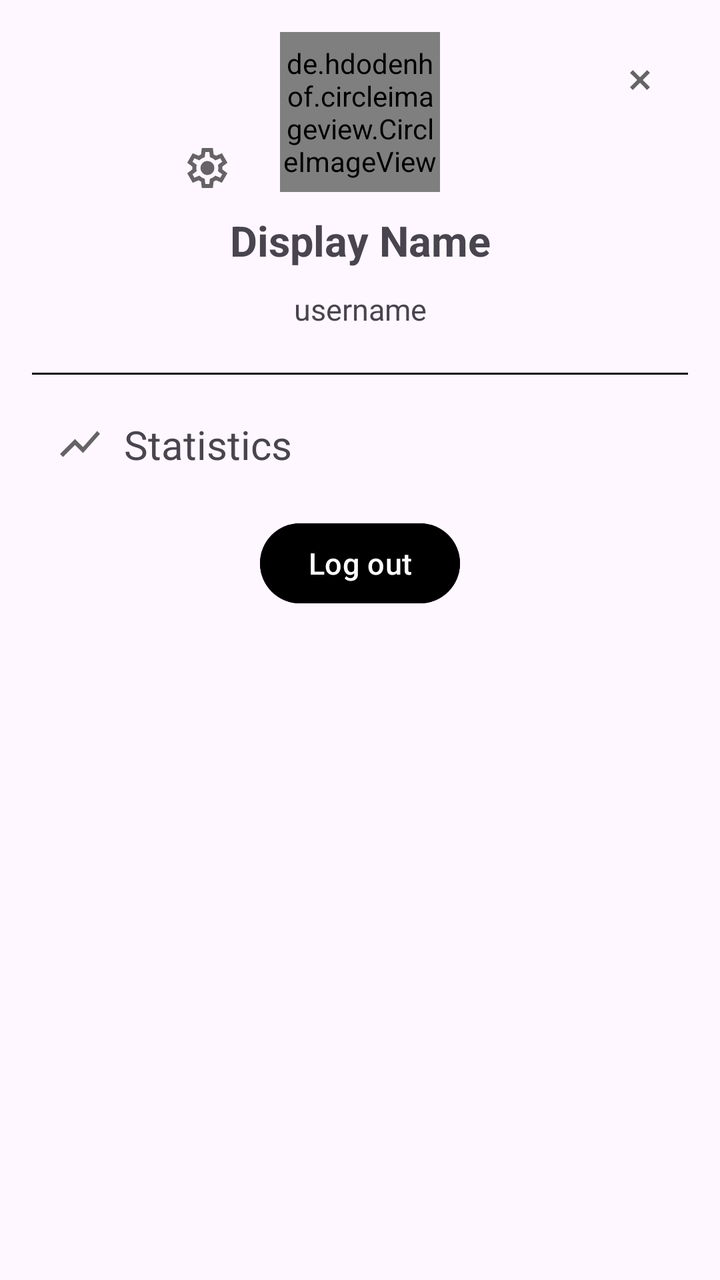
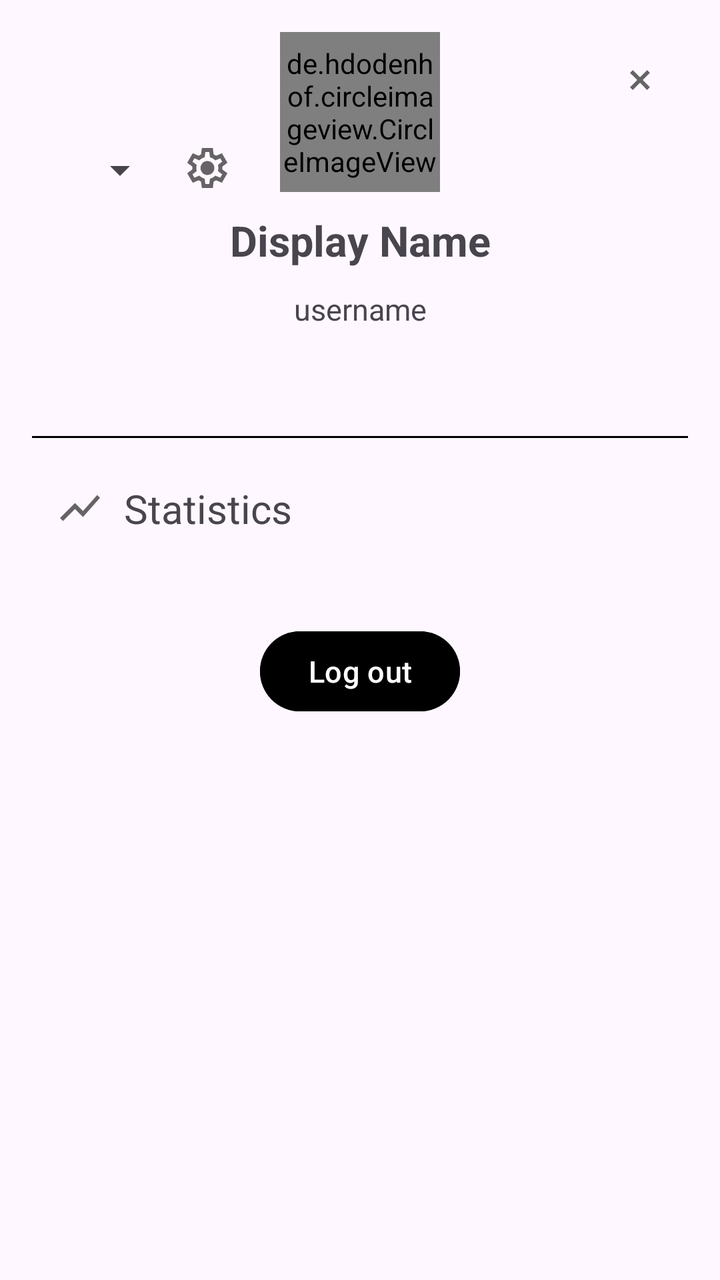

Two renders of the same Android screen: before a commit and after it. Below are the layout's source before the change and the commit's diff.
<!-- AndroidManifest.xml: application theme Theme.TheApp -->
<!-- res/layout/fragment_profile.xml -->
<?xml version="1.0" encoding="utf-8"?>
<androidx.constraintlayout.widget.ConstraintLayout xmlns:android="http://schemas.android.com/apk/res/android"
    xmlns:app="http://schemas.android.com/apk/res-auto"
    xmlns:tools="http://schemas.android.com/tools"
    android:layout_width="match_parent"
    android:layout_height="wrap_content"
    android:imagesList="@drawable/mountain, @drawable/black_mountain, @drawable/mountains_minimal_background_78370_9589, @drawable/nyan_cat_cartoon_video_games_wallpaper_preview"
    android:currentPfpImage="imagesList.1"
    android:orientation="vertical"
    android:padding="16dp"
    tools:context=".ProfileFragment">

    <ImageButton
        android:id="@+id/close_profile_button"
        android:layout_width="wrap_content"
        android:layout_height="wrap_content"
        android:contentDescription="@string/close_profile"
        android:background="@android:color/transparent"
        android:padding="12dp"
        android:src="@drawable/ic_close"
        app:layout_constraintTop_toTopOf="parent"
        app:layout_constraintEnd_toEndOf="parent" />

    <ImageButton
        android:id="@+id/change_pfp_button"
        android:layout_width="25dp"
        android:layout_height="24dp"
        android:layout_marginTop="56dp"
        android:layout_marginEnd="228dp"
        android:background="@android:color/transparent"
        android:contentDescription="@string/change_pfp"
        android:padding="12dp"
        android:src="@drawable/ic_settings"
        app:layout_constraintEnd_toEndOf="parent"
        app:layout_constraintTop_toTopOf="parent" />

    <de.hdodenhof.circleimageview.CircleImageView
        android:id="@+id/profilePic"
        app:civ_border_width="2dp"
        android:src="currentPfpImage"
        app:civ_border_color="@color/profile_border"
        android:layout_width="80dp"
        android:layout_height="80dp"
        app:layout_constraintTop_toTopOf="parent"
        app:layout_constraintStart_toStartOf="parent"
        app:layout_constraintEnd_toEndOf="parent" />

    <TextView
        android:id="@+id/displayNameText"
        android:layout_width="wrap_content"
        android:layout_height="wrap_content"
        android:layout_gravity="center"
        android:text="@string/display_name"
        android:textStyle="bold"
        android:textSize="@dimen/font_medium"
        android:paddingTop="10dp"
        app:layout_constraintTop_toBottomOf="@id/profilePic"
        app:layout_constraintStart_toStartOf="parent"
        app:layout_constraintEnd_toEndOf="parent" />

    <TextView
        android:id="@+id/usernameText"
        android:layout_width="wrap_content"
        android:layout_height="wrap_content"
        android:layout_gravity="center"
        android:text="@string/username"
        android:textSize="@dimen/font_small"
        android:layout_marginTop="10dp"
        android:paddingBottom="12dp"
        app:layout_constraintTop_toBottomOf="@id/displayNameText"
        app:layout_constraintStart_toStartOf="parent"
        app:layout_constraintEnd_toEndOf="parent" />

    <View
        android:layout_width="match_parent"
        android:layout_height="1dp"
        android:background="@color/primary"
        app:layout_constraintTop_toBottomOf="@+id/usernameText"
        app:layout_constraintBottom_toTopOf="@id/statistics"/>

    <TextView
        android:id="@+id/statistics"
        android:layout_width="match_parent"
        android:layout_height="wrap_content"
        android:text="@string/statistics"
        android:drawablePadding="10dp"
        android:clickable="true"
        android:focusable="true"
        android:textSize="20sp"
        android:padding="12dp"
        android:background="?attr/selectableItemBackground"
        android:layout_marginTop="20dp"
        app:drawableStartCompat="@drawable/ic_recent_progress"
        app:layout_constraintTop_toBottomOf="@id/usernameText"
        app:layout_constraintStart_toStartOf="parent"
        app:layout_constraintEnd_toEndOf="parent" />

    <com.google.android.material.button.MaterialButton
        android:id="@+id/log_out"
        android:layout_width="wrap_content"
        android:layout_height="wrap_content"
        android:text="@string/log_out"
        android:textSize="15sp"
        android:backgroundTint="@color/primary"
        android:textColor="@color/on_primary"
        android:layout_marginTop="10dp"
        app:layout_constraintTop_toBottomOf="@id/statistics"
        app:layout_constraintStart_toStartOf="parent"
        app:layout_constraintEnd_toEndOf="parent" />

</androidx.constraintlayout.widget.ConstraintLayout>
<!-- resources referenced by this layout -->
<resources>
  <color name="on_primary">#FFFFFF</color>
  <color name="primary">#000000</color>
  <color name="profile_border">#FF000000</color>
  <dimen name="font_medium">21sp</dimen>
  <dimen name="font_small">15sp</dimen>
  <!-- drawable black_mountain: jpg bitmap (drawable, 73509 bytes) -->
  <!-- drawable ic_close (drawable-anydpi) -->
  <vector xmlns:android="http://schemas.android.com/apk/res/android"
      android:width="24dp"
      android:height="24dp"
      android:viewportWidth="960"
      android:viewportHeight="960"
      android:tint="@color/primary"
      android:alpha="0.6">
    <path
        android:fillColor="@android:color/white"
        android:pathData="M336,680L280,624L424,480L280,337L336,281L480,425L623,281L679,337L535,480L679,624L623,680L480,536L336,680Z"/>
  </vector>
  <!-- drawable ic_recent_progress (drawable-anydpi) -->
  <vector xmlns:android="http://schemas.android.com/apk/res/android"
      android:width="24dp"
      android:height="24dp"
      android:viewportWidth="960"
      android:viewportHeight="960"
      android:tint="@color/primary"
      android:alpha="0.6"
      android:autoMirrored="true">
    <path
        android:fillColor="@android:color/white"
        android:pathData="M140,740L80,680L380,380L540,540L824,220L880,276L540,660L380,500L140,740Z"/>
  </vector>
  <!-- drawable ic_settings (drawable-anydpi) -->
  <vector xmlns:android="http://schemas.android.com/apk/res/android"
      android:width="24dp"
      android:height="24dp"
      android:viewportWidth="960"
      android:viewportHeight="960"
      android:tint="@color/primary"
      android:alpha="0.6">
    <path
        android:fillColor="@android:color/white"
        android:pathData="M370,880L354,752Q341,747 329.5,740Q318,733 307,725L188,775L78,585L181,507Q180,500 180,493.5Q180,487 180,480Q180,473 180,466.5Q180,460 181,453L78,375L188,185L307,235Q318,227 330,220Q342,213 354,208L370,80L590,80L606,208Q619,213 630.5,220Q642,227 653,235L772,185L882,375L779,453Q780,460 780,466.5Q780,473 780,480Q780,487 780,493.5Q780,500 778,507L881,585L771,775L653,725Q642,733 630,740Q618,747 606,752L590,880L370,880ZM440,800L519,800L533,694Q564,686 590.5,670.5Q617,655 639,633L738,674L777,606L691,541Q696,527 698,511.5Q700,496 700,480Q700,464 698,448.5Q696,433 691,419L777,354L738,286L639,328Q617,305 590.5,289.5Q564,274 533,266L520,160L441,160L427,266Q396,274 369.5,289.5Q343,305 321,327L222,286L183,354L269,418Q264,433 262,448Q260,463 260,480Q260,496 262,511Q264,526 269,541L183,606L222,674L321,632Q343,655 369.5,670.5Q396,686 427,694L440,800ZM482,620Q540,620 581,579Q622,538 622,480Q622,422 581,381Q540,340 482,340Q423,340 382.5,381Q342,422 342,480Q342,538 382.5,579Q423,620 482,620ZM480,480L480,480Q480,480 480,480Q480,480 480,480L480,480L480,480L480,480Q480,480 480,480Q480,480 480,480Q480,480 480,480Q480,480 480,480L480,480L480,480L480,480Q480,480 480,480Q480,480 480,480L480,480L480,480L480,480Q480,480 480,480Q480,480 480,480L480,480L480,480L480,480Q480,480 480,480Q480,480 480,480Q480,480 480,480Q480,480 480,480L480,480L480,480L480,480Q480,480 480,480Q480,480 480,480L480,480Z"/>
  </vector>
  <!-- drawable mountain: jpg bitmap (drawable, 4014 bytes) -->
  <!-- drawable mountains_minimal_background_78370_9589: jpg bitmap (drawable, 18007 bytes) -->
  <!-- drawable nyan_cat_cartoon_video_games_wallpaper_preview: jpg bitmap (drawable, 59410 bytes) -->
  <string name="change_pfp">Change Profile Picture</string>
  <string name="close_profile">Close Profile</string>
  <string name="display_name">Display Name</string>
  <string name="log_out">Log out</string>
  <string name="statistics">Statistics</string>
  <string name="username">username</string>
  <style name="Theme.TheApp" parent="Base.Theme.TheApp" />
  <style name="Base.Theme.TheApp" parent="Theme.Material3.DayNight.NoActionBar">
          
          
          <item name="colorPrimary">@color/primary</item>
          <item name="colorOnPrimary">@color/on_primary</item>
      </style>
</resources>

<!-- the commit's change to res/layout/fragment_profile.xml (unified diff, before → after) -->
@@ -33,6 +33,17 @@
         android:src="@drawable/ic_settings"
         app:layout_constraintEnd_toEndOf="parent"
         app:layout_constraintTop_toTopOf="parent" />
+
+    <Spinner
+        android:id="@+id/pfpSpinner"
+        android:layout_width="wrap_content"
+        android:layout_height="wrap_content"
+        android:layout_marginEnd="260dp"
+        android:gravity="center"
+        android:padding="13dp"
+        android:spinnerMode="dropdown"
+        app:layout_constraintEnd_toEndOf="parent"
+        app:layout_constraintTop_toTopOf="@id/change_pfp_button" />
 
     <de.hdodenhof.circleimageview.CircleImageView
         android:id="@+id/profilePic"
@@ -75,37 +86,40 @@
         android:layout_width="match_parent"
         android:layout_height="1dp"
         android:background="@color/primary"
+        app:layout_constraintBottom_toTopOf="@id/statistics"
         app:layout_constraintTop_toBottomOf="@+id/usernameText"
-        app:layout_constraintBottom_toTopOf="@id/statistics"/>
+        app:layout_constraintVertical_bias="0.812"
+        tools:layout_editor_absoluteX="16dp" />
 
     <TextView
         android:id="@+id/statistics"
         android:layout_width="match_parent"
         android:layout_height="wrap_content"
+        android:layout_marginTop="52dp"
+        android:background="?attr/selectableItemBackground"
+        android:clickable="true"
+        android:drawablePadding="10dp"
+        android:focusable="true"
+        android:padding="12dp"
         android:text="@string/statistics"
-        android:drawablePadding="10dp"
-        android:clickable="true"
-        android:focusable="true"
         android:textSize="20sp"
-        android:padding="12dp"
-        android:background="?attr/selectableItemBackground"
-        android:layout_marginTop="20dp"
         app:drawableStartCompat="@drawable/ic_recent_progress"
-        app:layout_constraintTop_toBottomOf="@id/usernameText"
+        app:layout_constraintEnd_toEndOf="parent"
+        app:layout_constraintHorizontal_bias="0.0"
         app:layout_constraintStart_toStartOf="parent"
-        app:layout_constraintEnd_toEndOf="parent" />
+        app:layout_constraintTop_toBottomOf="@id/usernameText" />
 
     <com.google.android.material.button.MaterialButton
         android:id="@+id/log_out"
         android:layout_width="wrap_content"
         android:layout_height="wrap_content"
+        android:layout_marginTop="32dp"
+        android:backgroundTint="@color/primary"
         android:text="@string/log_out"
+        android:textColor="@color/on_primary"
         android:textSize="15sp"
-        android:backgroundTint="@color/primary"
-        android:textColor="@color/on_primary"
-        android:layout_marginTop="10dp"
-        app:layout_constraintTop_toBottomOf="@id/statistics"
+        app:layout_constraintEnd_toEndOf="parent"
         app:layout_constraintStart_toStartOf="parent"
-        app:layout_constraintEnd_toEndOf="parent" />
+        app:layout_constraintTop_toBottomOf="@id/statistics" />
 
 </androidx.constraintlayout.widget.ConstraintLayout>
